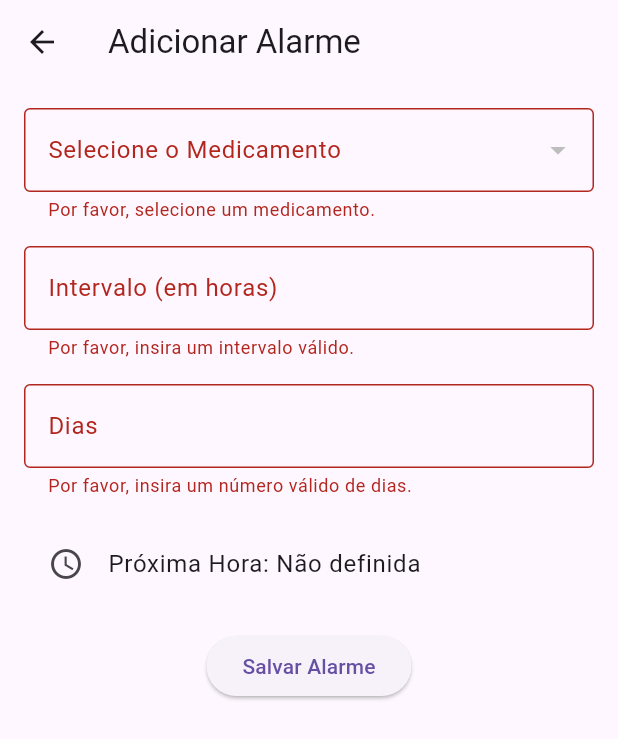
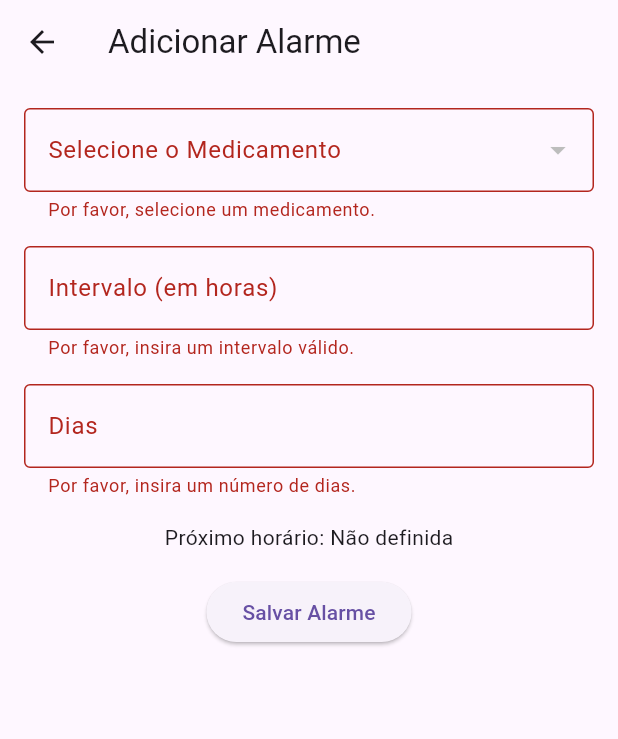
Before and after one commit to gabrielscholze-r/GerenciamentoDeMedicamentos_Flutter, a Flutter app: the AddAlarmScreen screen opened directly with empty values, after a tap on "Salvar Alarme", on a phone screen of 412 x 824 dp. Shown: the top 739 px of the screen. Run offline on Flutter 3.47's test engine with Material 3 defaults, Android fonts, the phone set to English and light mode, and no system bars.

Commit message:
Alarm Detail Fix

```diff
--- a/lib/screens/alarms/add_alarm.dart
+++ b/lib/screens/alarms/add_alarm.dart
@@ -1,5 +1,6 @@
+import 'package:flutter/material.dart';
 import 'package:example_project/models/medication.dart';
-import 'package:flutter/material.dart';
+import 'package:example_project/services/alarm_service.dart';
 
 class AddAlarmScreen extends StatefulWidget {
   final Function(Map<String, dynamic>) onAddAlarm;
@@ -21,7 +22,8 @@ class _AddAlarmScreenState extends State<AddAlarmScreen> {
   void _calculateNextTime() {
     if (_interval > 0 || _days > 0) {
       final now = DateTime.now();
-      final calculatedNextTime = now.add(Duration(hours: _interval, days: _days));
+      final calculatedNextTime =
+          now.add(Duration(hours: _interval, days: _days));
       setState(() {
         _nextTime = calculatedNextTime;
       });
@@ -44,13 +46,15 @@ class _AddAlarmScreenState extends State<AddAlarmScreen> {
   void _saveAlarm() {
     if (_formKey.currentState!.validate()) {
       _formKey.currentState!.save();
+
       final newAlarm = {
-        'id': DateTime.now().toString(),
+        'id': DateTime.now().millisecondsSinceEpoch.toString(),
         'medicationId': _selectedMedicationId,
-        'nextTime': _nextTime?.toIso8601String(),
+        'nextTime': _nextTime!.toIso8601String(),
         'interval': _interval,
         'days': _days,
       };
+
       widget.onAddAlarm(newAlarm);
       Navigator.pop(context);
     }
@@ -104,7 +108,9 @@ class _AddAlarmScreenState extends State<AddAlarmScreen> {
                   ),
                   keyboardType: TextInputType.number,
                   validator: (value) {
-                    if (value == null || value.isEmpty || int.tryParse(value) == null) {
+                    if (value == null ||
+                        value.isEmpty ||
+                        int.tryParse(value) == null) {
                       return "Por favor, insira um intervalo válido.";
                     }
                     return null;
@@ -124,8 +130,8 @@ class _AddAlarmScreenState extends State<AddAlarmScreen> {
                   ),
                   keyboardType: TextInputType.number,
                   validator: (value) {
-                    if (value == null || value.isEmpty || int.tryParse(value) == null) {
-                      return "Por favor, insira um número válido de dias.";
+                    if (value == null || value.isEmpty) {
+                      return "Por favor, insira um número de dias.";
                     }
                     return null;
                   },
@@ -137,12 +143,7 @@ class _AddAlarmScreenState extends State<AddAlarmScreen> {
                   },
                 ),
                 SizedBox(height: 16),
-                ListTile(
-                  title: Text(
-                    "Próxima Hora: ${_formatNextTime(_nextTime)}",
-                  ),
-                  leading: Icon(Icons.access_time),
-                ),
+                Text("Próximo horário: ${_formatNextTime(_nextTime)}"),
                 SizedBox(height: 16),
                 ElevatedButton(
                   onPressed: _saveAlarm,
--- a/lib/screens/alarms/alarms_screen.dart
+++ b/lib/screens/alarms/alarms_screen.dart
@@ -1,7 +1,7 @@
+import 'package:flutter/material.dart';
 import 'package:example_project/models/medication.dart';
 import 'package:example_project/screens/alarms/add_alarm.dart';
-import 'package:example_project/screens/alarms/alarm_details.dart'; // Import da tela de detalhes
-import 'package:flutter/material.dart';
+import 'package:example_project/screens/alarms/alarm_details.dart';
 import '../../services/alarm_service.dart';
 import '../../services/medication_service.dart';
 
```
